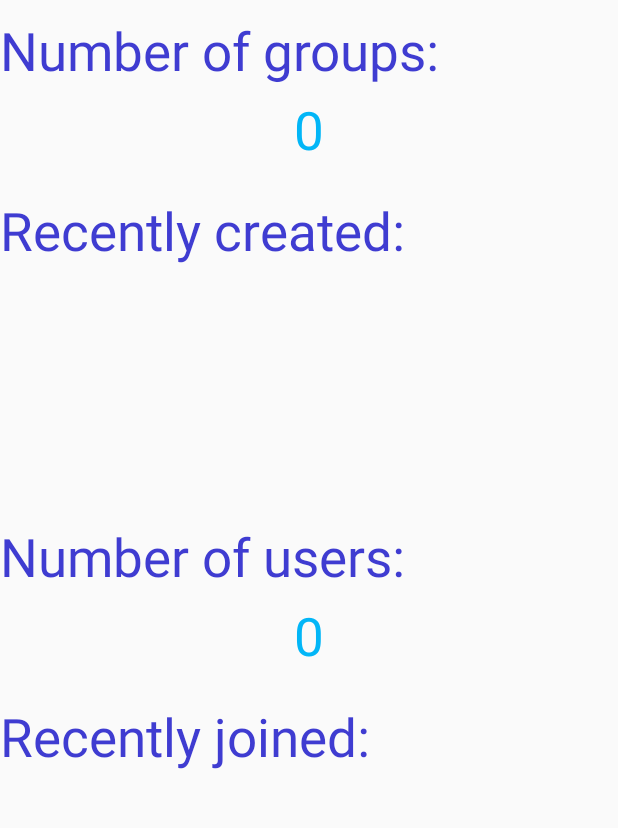
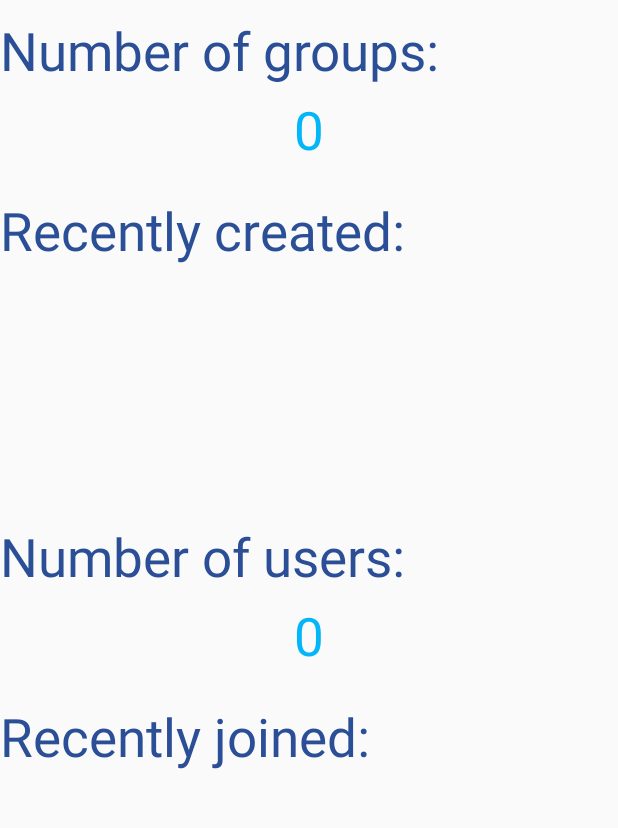
Before and after one commit to masud7866/Peon, an Android app: the SideBar screen opened directly, with no data from a screen before it, on a phone screen of 412 x 824 dp, the part 84-912 px from its top. Run offline under Robolectric (Android 15) with nearby library versions, the phone set to English and light mode, and no system bars; 3 statements that could not run were skipped.

Commit message:
Dashboard Fragment Edited

```diff
--- a/app/src/main/res/layout/fragment_fragment_dashboard.xml
+++ b/app/src/main/res/layout/fragment_fragment_dashboard.xml
@@ -20,7 +20,7 @@
                android:layout_marginTop="10dp"
                android:text="Number of groups:"
                android:textSize="35dp"
-               android:textColor="#3f3cd1"/>
+               android:textColor="#2b4f96"/>
            <TextView
                android:id="@+id/text_number_group"
                android:layout_width="fill_parent"
@@ -35,7 +35,7 @@
            android:text="Recently created:"
            android:layout_marginTop="20dp"
            android:layout_marginBottom="0dp"
-           android:textColor="#3f3cd1"
+           android:textColor="#2b4f96"
            android:textSize="35dp"/>
            <ListView
                android:layout_width="match_parent"
@@ -51,7 +51,7 @@
                android:layout_marginTop="10dp"
                android:layout_marginBottom="5dp"
                android:textSize="35dp"
-               android:textColor="#3f3cd1"/>
+               android:textColor="#2b4f96"/>
            <TextView
                android:id="@+id/text_number_user"
                android:layout_width="fill_parent"
@@ -67,7 +67,7 @@
                android:layout_marginTop="20dp"
                android:layout_marginBottom="0dp"
                android:textSize="35dp"
-               android:textColor="#3f3cd1"/>
+               android:textColor="#2b4f96"/>
            <ListView
                android:layout_width="match_parent"
                android:layout_height="160dp"
```
